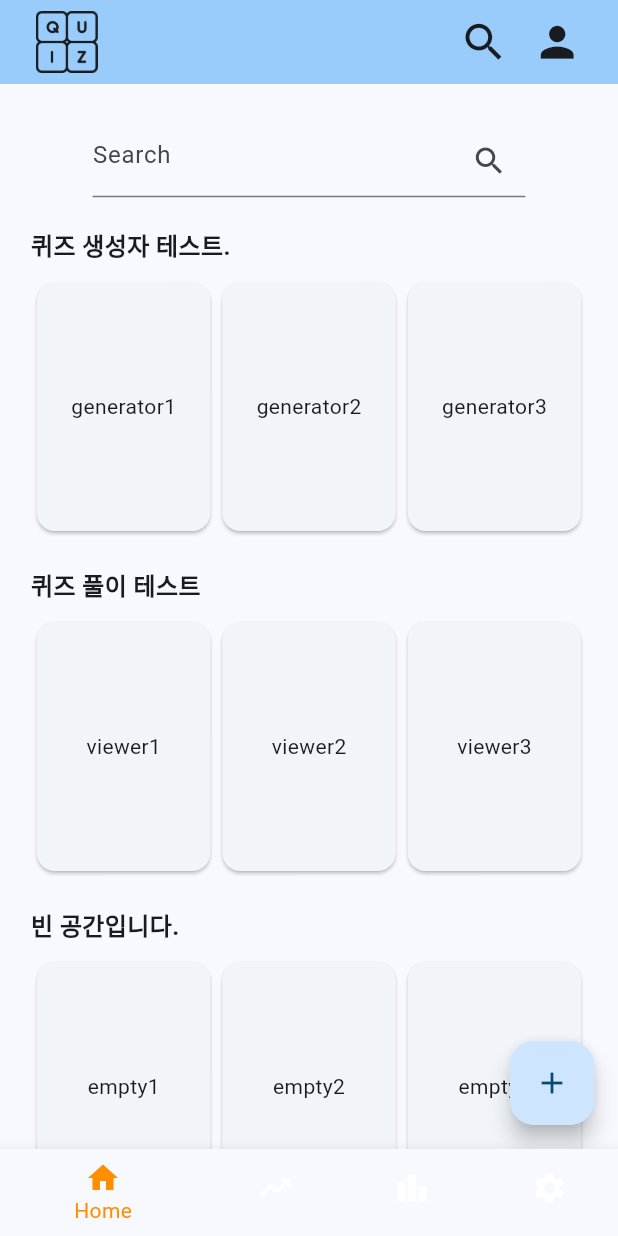
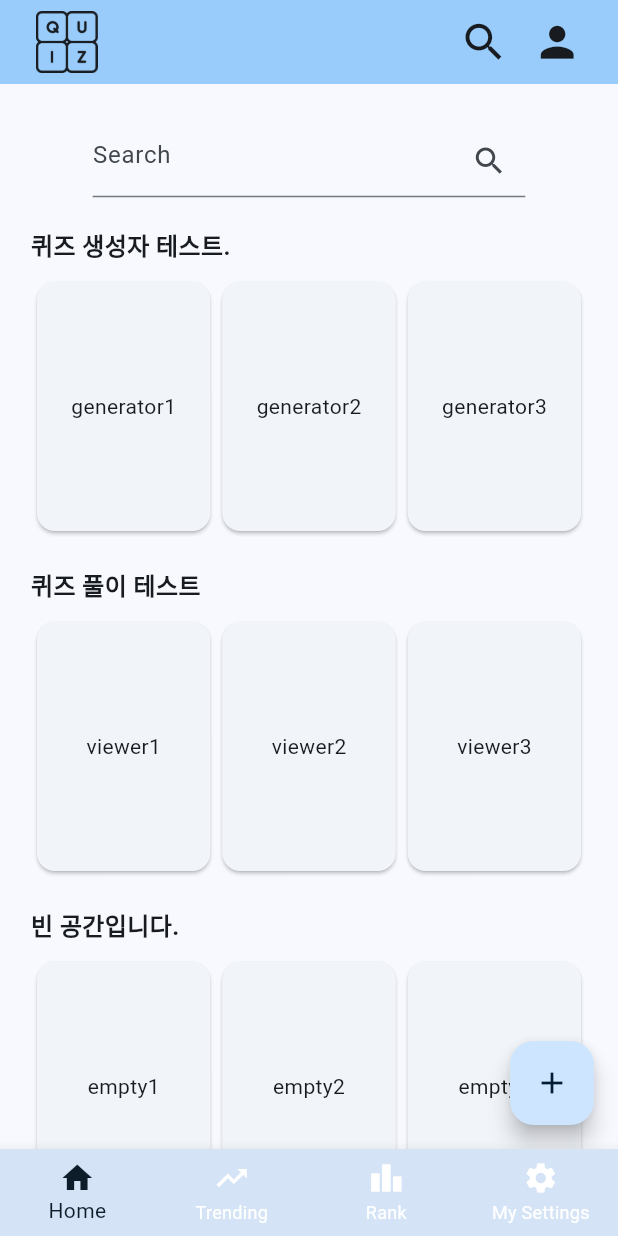
Before and after one commit to asui1/quizzer, a Flutter app: the screen it shows after launch, on a phone screen of 412 x 824 dp. Run offline on Flutter 3.47's test engine with Material 3 defaults, Android fonts, the phone set to English and light mode, and no system bars; our stand-ins replace dotted_border, flutter_colorpicker, image_picker, palette_generator, table_calendar.

Commit message:
Basic Color scheme setup

```diff
--- a/lib/Setup/Colors.dart
+++ b/lib/Setup/Colors.dart
@@ -1,7 +1,106 @@
 import 'dart:ui';
+
+import 'package:flutter/material.dart';
 
 class MyColors {
   Color red = Color.fromARGB(255, 247, 52, 52);
   Color green = Color.fromARGB(255, 76, 175, 80);
   Color orange = Color.fromARGB(255, 255, 127, 0);
+
+  Color color1 = Color(0xff9FA5BF);
+  Color color2 = Color(0xff9FBABF);
+  Color color3 = Color(0xff94CBFF);
+  Color color4 = Color(0xff221E40);
+  Color color5 = Color(0xff1E403A);
+  Color color6 = Color(0xff1E2540);
+  Color color7 = Color(0xff1E3A40);
+  Color color8 = Color(0xff9ED0FF);
+  Color color9 = Color(0xff1605C80);
+  Color color10 = Color(0xff5C807A);
+  Color color11 = Color(0xff5C6380);
+  Color color12 = Color(0xff5C7A80);
+  Color color13 = Color(0xffD1E9FF);
+  Color color14 = Color(0xffA39FBF);
+  Color color15 = Color(0xff9FBFBA);
+  Color color16 = Color(0xff94EDFF);
+  Color color17 = Color(0xff94A9FF);
+  Color color18 = Color(0xff94FFEE);
+  Color color19 = Color(0xffA194FF);
+  Color color20 = Color(0xffC7E4FF);
+
 }
+
+
+//2d628b
+ColorScheme MyLightColorScheme = ColorScheme.light(
+  primary: Color(0xff2d628b),
+  onPrimary: Color(0xffffffff),
+  secondary: Color(0xff51606f),
+  onSecondary: Color(0xffffffff),
+  tertiary: Color(0xff67587a),
+  onTertiary: Color(0xffffffff),
+  error: Color(0xffba1a1a),
+  onError: Color(0xffffffff),
+  primaryContainer: Color(0xffcde5ff),
+  onPrimaryContainer: Color(0xff001d32),
+  secondaryContainer: Color(0xffd4e4f6),
+  onSecondaryContainer: Color(0xff0d1d2a),
+  tertiaryContainer: Color(0xffeddcff),
+  onTertiaryContainer: Color(0xff221533),
+  errorContainer: Color(0xffffdad6),
+  onErrorContainer: Color(0xff410002),
+  surfaceDim: Color(0xffd7dadf),
+  surface: Color(0xfff7f9ff),
+  surfaceBright: Color(0xfff7f9ff),
+  surfaceContainerLowest: Color(0xffffffff),
+  surfaceContainerLow: Color(0xfff1f4f9),
+  surfaceContainer: Color(0xffebeef3),
+  surfaceContainerHigh: Color(0xffe6e8ee),
+  surfaceContainerHighest: Color(0xffe0e2e8),
+  onSurface: Color(0xff181c20),
+  onSurfaceVariant: Color(0xff42474e),
+  outline: Color(0xff72787e),
+  outlineVariant: Color(0xffc2c7ce),
+  inverseSurface: Color(0xff2d3135),
+  onInverseSurface: Color(0xffeef1f6),
+  inversePrimary: Color(0xff99ccfa),
+  scrim: Color(0xff000000),
+  shadow: Color(0xff000000),
+);
+
+ColorScheme MyDarkColorScheme = ColorScheme.dark(
+  primary: Color(0xff99ccfa),
+  onPrimary: Color(0xff003352),
+  secondary: Color(0xffb8c8da),
+  onSecondary: Color(0xff233240),
+  tertiary: Color(0xffd2bfe7),
+  onTertiary: Color(0xff382a4a),
+  error: Color(0xffffb4ab),
+  onError: Color(0xff690005),
+  primaryContainer: Color(0xff094a72),
+  onPrimaryContainer: Color(0xffcde5ff),
+  secondaryContainer: Color(0xff394857),
+  onSecondaryContainer: Color(0xffd4e4f6),
+  tertiaryContainer: Color(0xff4f4061),
+  onTertiaryContainer: Color(0xffeddcff),
+  errorContainer: Color(0xff93000a),
+  onErrorContainer: Color(0xffffdad6),
+  surfaceDim: Color(0xff101418),
+  surface: Color(0xff101418),
+  surfaceBright: Color(0xff36393e),
+  surfaceContainerLowest: Color(0xff0b0f12),
+  surfaceContainerLow: Color(0xff181c20),
+  surfaceContainer: Color(0xff1c2024),
+  surfaceContainerHigh: Color(0xff272a2e),
+  surfaceContainerHighest: Color(0xff313539),
+  onSurface: Color(0xffe0e2e8),
+  onSurfaceVariant: Color(0xffc2c7ce),
+  outline: Color(0xff8c9198),
+  outlineVariant: Color(0xff42474e),
+  inverseSurface: Color(0xffe0e2e8),
+  onInverseSurface: Color(0xff2d3135),
+  inversePrimary: Color(0xff2d628b),
+  scrim: Color(0xff000000),
+  shadow: Color(0xff000000),
+
+);
--- a/lib/main.dart
+++ b/lib/main.dart
@@ -5,6 +5,7 @@ import 'package:quizzer/Class/quiz3.dart';
 import 'package:quizzer/Class/quiz4.dart';
 import 'package:quizzer/Class/quizLayout.dart';
 import 'package:quizzer/MakingQuizLayout.dart';
+import 'package:quizzer/Setup/Colors.dart';
 import 'package:quizzer/Setup/Strings.dart';
 import 'package:quizzer/Widgets/Generator/quizWidget1Generator.dart';
 import 'package:quizzer/Widgets/Generator/quizWidget2Generator.dart';
@@ -30,6 +31,7 @@ class MyApp extends StatelessWidget {
   @override
   Widget build(BuildContext context) {
     AppConfig.setUp(context);
+    var brightness = MediaQuery.of(context).platformBrightness;
 
     return MaterialApp(
       title: 'Flutter Demo',
@@ -49,8 +51,11 @@ class MyApp extends StatelessWidget {
         //
         // This works for code too, not just values: Most code changes can be
         // tested with just a hot reload.
-        colorScheme:
-            ColorScheme.fromSeed(seedColor: Color.fromARGB(255, 86, 119, 149)),
+        colorScheme: brightness == Brightness.light
+            ? MyLightColorScheme
+            : MyDarkColorScheme,
+        // ColorScheme.fromSeed(seedColor: Color.fromARGB(255, 86, 119, 149)),
+
         useMaterial3: true,
       ),
       home: const MyHomePage(
@@ -122,7 +127,10 @@ class _MyHomePageState extends State<MyHomePage> {
               iconSize: AppConfig.iconSize * 0.8,
               icon: Icon(Icons.search), // Example icon
               onPressed: () {
-                //TODO 로그인 화면 구현 필요.
+                Navigator.push(
+                  context,
+                  MaterialPageRoute(builder: (context) => SearchScreen()),
+                );
               },
             ),
             IconButton(
@@ -234,6 +242,8 @@ class _MyHomePageState extends State<MyHomePage> {
         ],
       ),
       bottomNavigationBar: BottomNavigationBar(
+        type: BottomNavigationBarType.fixed,
+        backgroundColor: Theme.of(context).colorScheme.secondaryContainer,
         items: const <BottomNavigationBarItem>[
           BottomNavigationBarItem(
             icon: Icon(Icons.home),
@@ -249,12 +259,12 @@ class _MyHomePageState extends State<MyHomePage> {
           ),
           BottomNavigationBarItem(
             icon: Icon(Icons.settings),
-            label: 'Settings',
+            label: 'My Settings',
           ),
         ],
+        selectedItemColor: Theme.of(context).colorScheme.onSecondaryContainer,
+        unselectedItemColor: Theme.of(context).colorScheme.onSecondary,
         currentIndex: _selectedIndex,
-        selectedItemColor: Colors.amber[800],
-        unselectedItemColor: Theme.of(context).colorScheme.onTertiary,
         onTap: _onItemTapped,
       ),
     );
```
Also changed, not shown: 1 other file.
